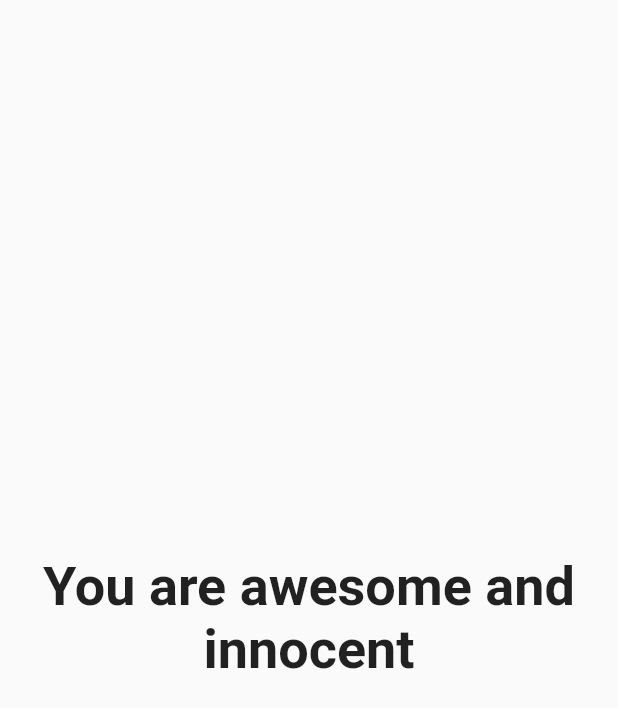
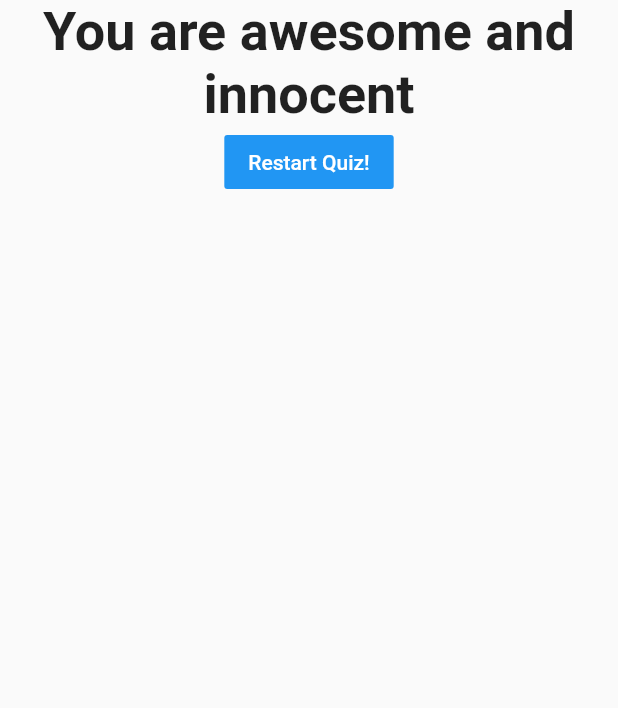
Before and after one commit to hellomateyboy/flutter_complete_guide, a Flutter app: the Result widget shown alone on an empty page, opened directly with empty values, on a phone screen of 412 x 824 dp. Shown: the top 708 px of the screen. Run offline on Flutter 3.47's test engine with Material 2 defaults, Android fonts, the phone set to English and light mode, and no system bars.

Commit message:
Reset Quiz

```diff
--- a/lib/result.dart
+++ b/lib/result.dart
@@ -2,8 +2,9 @@ import 'package:flutter/material.dart';
 
 class Result extends StatelessWidget {
   final int resultScore;
+  final Function resetHandler;
 
-  Result(this.resultScore);
+  Result(this.resultScore, this.resetHandler);
 
   String get resultPhrase {
     var resultText;
@@ -22,7 +23,9 @@ class Result extends StatelessWidget {
   @override
   Widget build(BuildContext context) {
     return Center(
-      child: Text(
+      child: Column(
+        children: <Widget>[
+          Text(
             resultPhrase,
             style: TextStyle(
               fontSize: 36,
@@ -30,6 +33,14 @@ class Result extends StatelessWidget {
             ),
             textAlign: TextAlign.center,
           ),
+          FlatButton(
+            child: Text('Restart Quiz!'),
+            color: Colors.blue,
+            textColor: Colors.white,
+            onPressed: resetHandler,
+          )
+        ],
+      ),
     );
   }
 }
```
Also changed, not shown: lib/main.dart (+8 -1 lines). Lines whose indentation alone changed are shown as unchanged.
